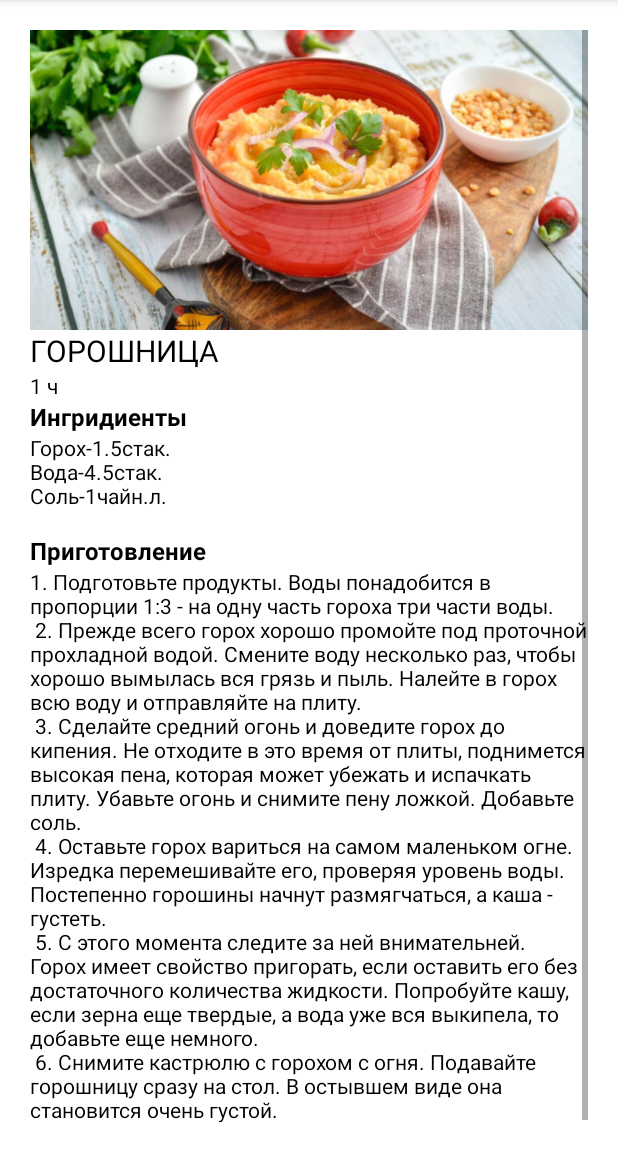
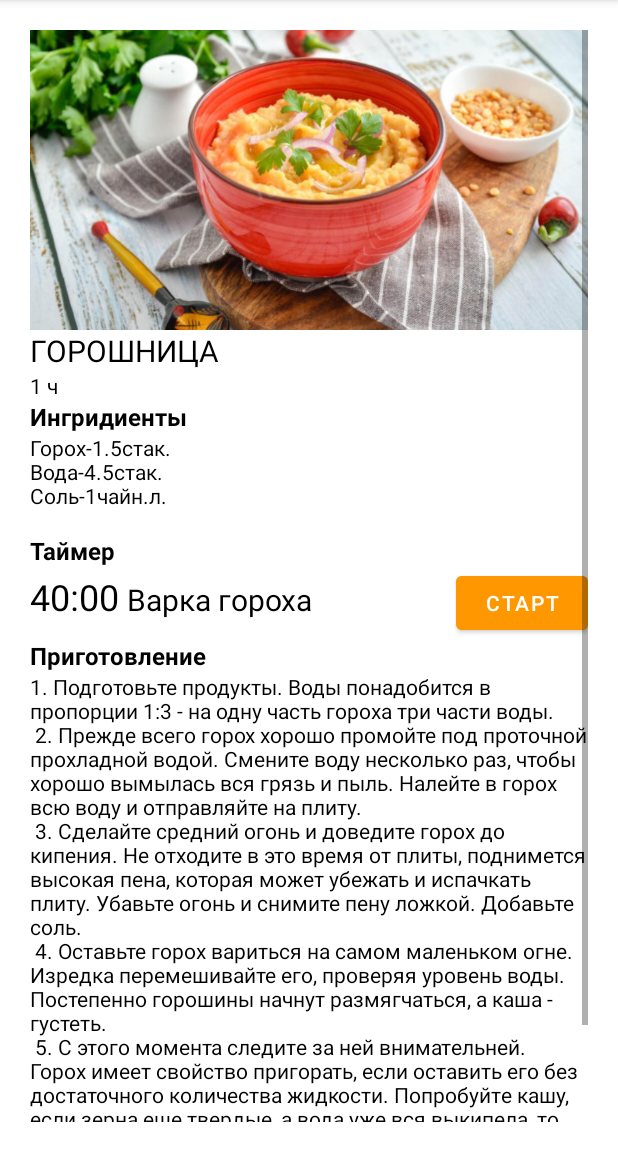
Before and after one commit to soni1541/LR_Cook, an Android app: the Lunch1Activity screen opened directly, with no data from a screen before it, on a phone screen of 412 x 824 dp, the part 84-1236 px from its top. Run offline under Robolectric (Android 15) with nearby library versions, the phone set to English and light mode, and no system bars.

Commit message:
Сделан сброс таймера

```diff
--- a/app/src/main/java/com/example/lr_cook/Lunch1Activity.java
+++ b/app/src/main/java/com/example/lr_cook/Lunch1Activity.java
@@ -2,13 +2,71 @@ package com.example.lr_cook;
 
 import androidx.appcompat.app.AppCompatActivity;
 
+import android.graphics.Color;
 import android.os.Bundle;
+import android.os.CountDownTimer;
+import android.view.View;
+import android.widget.Button;
+import android.widget.TextView;
+
+import java.text.DecimalFormat;
+import java.text.NumberFormat;
 
 public class Lunch1Activity extends AppCompatActivity {
+
+    Button btn_start;
+
+    long minutes;
+
+    private TextView timer_text_view;
+
+    CountDownTimer timer;
 
     @Override
     protected void onCreate(Bundle savedInstanceState) {
         super.onCreate(savedInstanceState);
         setContentView(R.layout.activity_lunch1);
+
+        btn_start = findViewById(R.id.button_start_lunch1);
+        timer_text_view = findViewById(R.id.textView_timer_lunch1);
+
+        minutes = 2400000;
+        btn_start.setOnClickListener(new View.OnClickListener() {
+            @Override
+            public void onClick(View view) {
+                if(timer!=null)
+                {
+                    timer.cancel();
+                    timer = null;
+                    timer_text_view.setText("40:00");
+
+                    btn_start.setText(getString(R.string.start));
+                    btn_start.setBackgroundColor(Color.parseColor("#FF9800"));
+
+                    return;
+                }
+                btn_start.setText("Сброс");
+                btn_start.setBackgroundColor(Color.BLACK);
+
+                timer = new CountDownTimer(minutes, 1000) {
+                    @Override
+                    public void onTick(long l) {
+                        NumberFormat f = new DecimalFormat("00");
+                        long sec = l/1000;
+                        long min = sec/60;
+                        sec = sec%60;
+                        String time = f.format(min) + ":" + f.format(sec);
+                        timer_text_view.setText(time);
+                    }
+
+                    @Override
+                    public void onFinish() {
+                        btn_start.setText(getString(R.string.start));
+                        btn_start.setBackgroundColor(Color.parseColor("#FF9800"));
+                    }
+                };
+                timer.start();
+            }
+        });
     }
 }
--- a/app/src/main/res/layout/activity_breakfest3.xml
+++ b/app/src/main/res/layout/activity_breakfest3.xml
@@ -71,7 +71,7 @@
                 android:orientation="horizontal">
 
                 <TextView
-                    android:id="@+id/textView_timer_breakfest3"
+                    android:id="@+id/textView_timer_lunch1"
                     android:layout_width="wrap_content"
                     android:layout_height="wrap_content"
                     android:text="02:00"
@@ -91,7 +91,7 @@
                     android:textSize="20sp" />
 
                 <Button
-                    android:id="@+id/button_start_breakfest3"
+                    android:id="@+id/button_start_lunch1"
                     android:layout_width="wrap_content"
                     android:layout_height="wrap_content"
                     android:backgroundTint="#FF9800"
--- a/app/src/main/res/layout/activity_dinner1.xml
+++ b/app/src/main/res/layout/activity_dinner1.xml
@@ -71,7 +71,7 @@
                 android:orientation="horizontal">
 
                 <TextView
-                    android:id="@+id/textView_timer_breakfest3"
+                    android:id="@+id/textView_timer_lunch1"
                     android:layout_width="wrap_content"
                     android:layout_height="wrap_content"
                     android:text="07:00"
@@ -91,7 +91,7 @@
                     android:textSize="20sp" />
 
                 <Button
-                    android:id="@+id/button_start_breakfest3"
+                    android:id="@+id/button_start_lunch1"
                     android:layout_width="wrap_content"
                     android:layout_height="wrap_content"
                     android:backgroundTint="#FF9800"
--- a/app/src/main/res/layout/activity_lunch1.xml
+++ b/app/src/main/res/layout/activity_lunch1.xml
@@ -57,6 +57,48 @@
                 android:textColor="#000000" />
 
             <TextView
+                android:id="@+id/textView17"
+                android:layout_width="match_parent"
+                android:layout_height="wrap_content"
+                android:text="@string/timer"
+                android:textColor="#000000"
+                android:textSize="16sp"
+                android:textStyle="bold" />
+
+            <LinearLayout
+                android:layout_width="match_parent"
+                android:layout_height="match_parent"
+                android:orientation="horizontal">
+
+                <TextView
+                    android:id="@+id/textView_timer_lunch1"
+                    android:layout_width="wrap_content"
+                    android:layout_height="wrap_content"
+                    android:text="40:00"
+                    android:textColor="#000000"
+                    android:textSize="24sp" />
+
+                <TextView
+                    android:id="@+id/textView20"
+                    android:layout_width="match_parent"
+                    android:layout_height="wrap_content"
+                    android:layout_marginStart="5dp"
+                    android:layout_weight="1"
+                    android:gravity="start"
+                    android:text="@string/lunch1_name_timer"
+                    android:textAlignment="textStart"
+                    android:textColor="#000000"
+                    android:textSize="20sp" />
+
+                <Button
+                    android:id="@+id/button_start_lunch1"
+                    android:layout_width="wrap_content"
+                    android:layout_height="wrap_content"
+                    android:backgroundTint="#FF9800"
+                    android:text="@string/start" />
+            </LinearLayout>
+
+            <TextView
                 android:id="@+id/textView10"
                 android:layout_width="match_parent"
                 android:layout_height="wrap_content"
--- a/app/src/main/res/values/strings.xml
+++ b/app/src/main/res/values/strings.xml
@@ -70,6 +70,7 @@
         5. С этого момента следите за ней внимательней. Горох имеет свойство пригорать, если оставить его без достаточного количества жидкости. Попробуйте кашу, если зерна еще твердые, а вода уже вся выкипела, то добавьте еще немного.\n
         6. Снимите кастрюлю с горохом с огня. Подавайте горошницу сразу на стол. В остывшем виде она становится очень густой.
     </string>
+    <string name="lunch1_name_timer">Варка гороха</string>
     <string name="lunch1_time">1 ч</string>
 
 
```
Also changed, not shown: app/src/main/java/com/example/lr_cook/Breakfest3Activity.java (+10 -3 lines), app/src/main/java/com/example/lr_cook/Dinner1Activity.java (+9 -2 lines), 2 other files.
